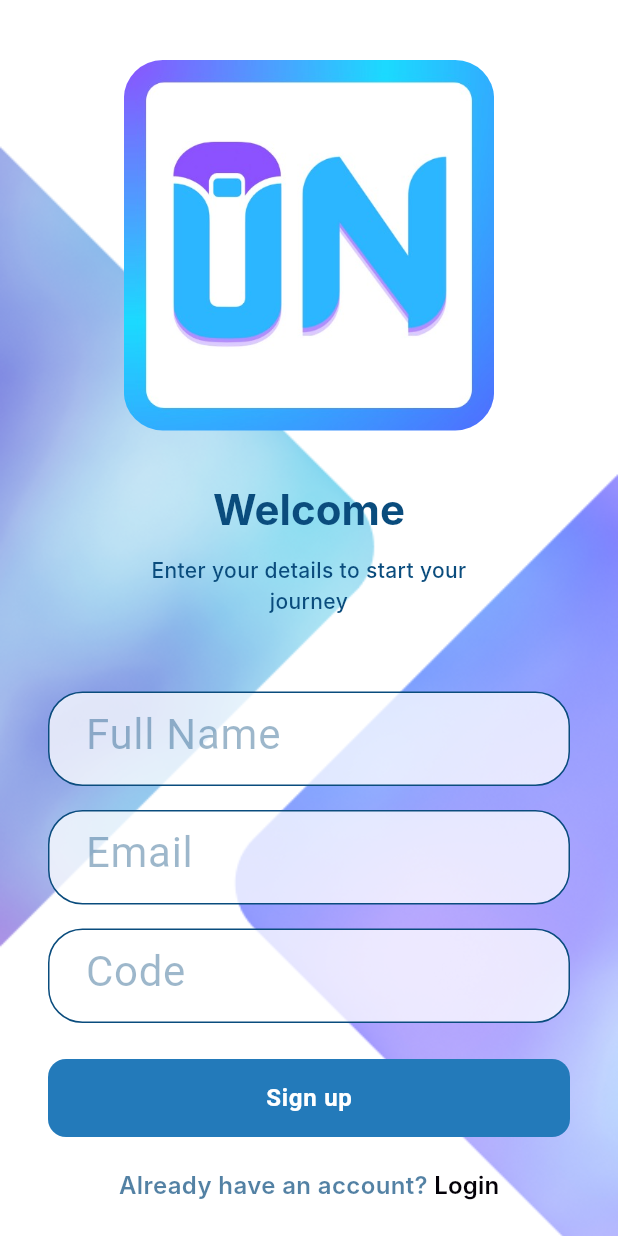
After one commit to sa3eed24/uninexus, a Flutter app: the SignUpScreen screen opened directly, on a phone screen of 412 x 824 dp. The commit adds this screen. Run offline on Flutter 3.47's test engine with Material 3 defaults, Android fonts, the phone set to English and light mode, and no system bars; our stand-ins replace firebase_core; accounts and stored records are empty; Roboto replaces fonts that are missing (Inter).

Commit message:
feat: Add Forgot Password and Sign Up screens

```diff
--- a/lib/main.dart
+++ b/lib/main.dart
@@ -1,6 +1,6 @@
 import 'package:flutter/material.dart';
-import 'login_screen.dart';
-import 'welcome_screen.dart';
+import '../../ui/screens/login_screen.dart';
+import '../../ui/screens/welcome_screen.dart';
 
 void main() {
   runApp(const UniNexusApp());
--- /dev/null
+++ b/lib/ui/screens/SignUp_Screen.dart
@@ -0,0 +1,300 @@
+import 'package:flutter/material.dart';
+import '../../ui/screens/dashboard_screen.dart';
+import '../../ui/screens/login_screen.dart';
+
+class SignUpScreen extends StatefulWidget {
+  const SignUpScreen({Key? key}) : super(key: key);
+
+  @override
+  State<SignUpScreen> createState() => _SignUpScreenState();
+}
+
+class _SignUpScreenState extends State<SignUpScreen> {
+  final _fullNameController = TextEditingController();
+  final _emailController = TextEditingController();
+  final _codeController = TextEditingController();
+
+  bool _isLoading = false;
+  bool _isFormValid = false;
+
+  @override
+  void initState() {
+    super.initState();
+    _fullNameController.addListener(_validateForm);
+    _emailController.addListener(_validateForm);
+    _codeController.addListener(_validateForm);
+  }
+
+  void _validateForm() {
+    setState(() {
+      _isFormValid = _fullNameController.text.isNotEmpty &&
+          _emailController.text.isNotEmpty &&
+          _codeController.text.isNotEmpty;
+    });
+  }
+
+  Future<void> _handleSignUp() async {
+    if (!_isFormValid) return;
+
+    setState(() {
+      _isLoading = true;
+    });
+
+    // Simulate sign up API call
+    await Future.delayed(const Duration(seconds: 2));
+
+    setState(() {
+      _isLoading = false;
+    });
+
+    if (!mounted) return;
+
+    // For now: show success + go to dashboard
+    ScaffoldMessenger.of(context).showSnackBar(
+      const SnackBar(content: Text('Account created successfully')),
+    );
+
+    Navigator.pushReplacement(
+      context,
+      MaterialPageRoute(builder: (context) => const DashboardScreen()),
+    );
+  }
+
+  @override
+  void dispose() {
+    _fullNameController.dispose();
+    _emailController.dispose();
+    _codeController.dispose();
+    super.dispose();
+  }
+
+  @override
+  Widget build(BuildContext context) {
+    return Scaffold(
+      body: Container(
+        decoration: const BoxDecoration(
+          image: DecorationImage(
+            image: AssetImage('assets/images/background.png'),
+            fit: BoxFit.cover,
+          ),
+        ),
+        child: SafeArea(
+          child: Center(
+            child: SingleChildScrollView(
+              padding: const EdgeInsets.symmetric(horizontal: 32.0),
+              child: Column(
+                mainAxisAlignment: MainAxisAlignment.center,
+                children: [
+                  const SizedBox(height: 40),
+
+                  // Logo
+                  Container(
+                    width: 247,
+                    height: 247,
+                    decoration: BoxDecoration(
+                      borderRadius: BorderRadius.circular(26),
+                      image: const DecorationImage(
+                        image: AssetImage('assets/images/uni.jpeg'),
+                        fit: BoxFit.cover,
+                      ),
+                    ),
+                  ),
+                  const SizedBox(height: 32),
+
+                  // Title
+                  SizedBox(
+                    width: 281,
+                    child: const Text(
+                      'Welcome',
+                      textAlign: TextAlign.center,
+                      style: TextStyle(
+                        fontFamily: 'Inter',
+                        fontWeight: FontWeight.bold,
+                        fontSize: 28,
+                        color: Color(0xFF0A4C7D),
+                        height: 1.5,
+                        letterSpacing: 0.028,
+                      ),
+                    ),
+                  ),
+                  const SizedBox(height: 8),
+
+                  // Subtitle
+                  SizedBox(
+                    width: 270,
+                    height: 52,
+                    child: const Text(
+                      'Enter your details to start your\njourney',
+                      textAlign: TextAlign.center,
+                      style: TextStyle(
+                        fontFamily: 'Inter',
+                        fontWeight: FontWeight.w500,
+                        fontSize: 14,
+                        color: Color(0xFF0A4C7D),
+                        height: 1.5,
+                      ),
+                    ),
+                  ),
+                  const SizedBox(height: 40),
+
+                  // Full Name
+                  _buildTextField(
+                    controller: _fullNameController,
+                    hintText: 'Full Name',
+                  ),
+                  const SizedBox(height: 16),
+
+                  // Email
+                  _buildTextField(
+                    controller: _emailController,
+                    hintText: 'Email',
+                  ),
+                  const SizedBox(height: 16),
+
+                  // Code
+                  _buildTextField(
+                    controller: _codeController,
+                    hintText: 'Code',
+                  ),
+                  const SizedBox(height: 24),
+
+                  // Sign up Button
+                  SizedBox(
+                    width: double.infinity,
+                    height: 52,
+                    child: ElevatedButton(
+                      onPressed: _isFormValid && !_isLoading
+                          ? _handleSignUp
+                          : null,
+                      style: ElevatedButton.styleFrom(
+                        backgroundColor: const Color(0xFF237ABA),
+                        disabledBackgroundColor: const Color(0xFF237ABA),
+                        shape: RoundedRectangleBorder(
+                          borderRadius: BorderRadius.circular(12),
+                        ),
+                        elevation: 0,
+                      ),
+                      child: _isLoading
+                          ? const SizedBox(
+                        width: 20,
+                        height: 20,
+                        child: CircularProgressIndicator(
+                          strokeWidth: 2,
+                          valueColor:
+                          AlwaysStoppedAnimation<Color>(Colors.white),
+                        ),
+                      )
+                          : const Text(
+                        'Sign up',
+                        style: TextStyle(
+                          fontSize: 16,
+                          fontWeight: FontWeight.w600,
+                          color: Colors.white,
+                          letterSpacing: 0.5,
+                        ),
+                      ),
+                    ),
+                  ),
+                  const SizedBox(height: 20),
+
+                  // Already have an account? Login
+                  SizedBox(
+                    width: 260,
+                    height: 24,
+                    child: Row(
+                      mainAxisAlignment: MainAxisAlignment.center,
+                      children: [
+                        Text(
+                          'Already have an account? ',
+                          style: TextStyle(
+                            fontFamily: 'Inter',
+                            fontWeight: FontWeight.w600,
+                            fontSize: 16,
+                            color: const Color(0xFF0A4C7D).withOpacity(0.7),
+                            height: 1.5,
+                          ),
+                        ),
+                        TextButton(
+                          onPressed: () {
+                            Navigator.pushReplacement(
+                              context,
+                              MaterialPageRoute(
+                                builder: (context) => const LoginScreen(),
+                              ),
+                            );
+                          },
+                          style: TextButton.styleFrom(
+                            padding: EdgeInsets.zero,
+                            minimumSize: const Size(0, 0),
+                            tapTargetSize: MaterialTapTargetSize.shrinkWrap,
+                          ),
+                          child: const Text(
+                            'Login',
+                            style: TextStyle(
+                              fontFamily: 'Inter',
+                              fontWeight: FontWeight.w600,
+                              fontSize: 16,
+                              color: Color(0xFF030007),
+                              height: 1.5,
+                            ),
+                          ),
+                        ),
+                      ],
+                    ),
+                  ),
+                  const SizedBox(height: 40),
+                ],
+              ),
+            ),
+          ),
+        ),
+      ),
+    );
+  }
+
+  Widget _buildTextField({
+    required TextEditingController controller,
+    required String hintText,
+  }) {
+    return Container(
+      width: 369,
+      height: 63,
+      decoration: BoxDecoration(
+        color: const Color(0xFFFFFFFF).withOpacity(0.75),
+        borderRadius: BorderRadius.circular(23),
+        border: Border.all(
+          color: const Color(0xFF0A4C7D),
+          width: 1,
+        ),
+      ),
+      child: TextField(
+        controller: controller,
+        style: const TextStyle(
+          fontSize: 28,
+          fontWeight: FontWeight.w400,
+          color: Color(0xFF0A4C7D),
+          height: 1.5,
+        ),
+        decoration: InputDecoration(
+          hintText: hintText,
+          hintStyle: TextStyle(
+            color: const Color(0xFF0A4C7D).withOpacity(0.4),
+            fontSize: 28,
+            fontWeight: FontWeight.w400,
+            height: 1.5,
+          ),
+          border: OutlineInputBorder(
+            borderRadius: BorderRadius.circular(23),
+            borderSide: BorderSide.none,
+          ),
+          filled: true,
+          fillColor: Colors.transparent,
+          contentPadding: const EdgeInsets.symmetric(
+            horizontal: 20,
+            vertical: 16,
+          ),
+        ),
+      ),
+    );
+  }
+}
--- a/lib/welcome_screen.dart
+++ b/lib/ui/screens/welcome_screen.dart
@@ -1,5 +1,5 @@
 import 'package:flutter/material.dart';
-import 'login_screen.dart';
+import '../../ui/screens/login_screen.dart';
 
 class StaffWelcomeScreen extends StatelessWidget {
   const StaffWelcomeScreen({Key? key}) : super(key: key);
```
Also changed, not shown: lib/ui/screens/ForgetPassword_Screen.dart (added, +270 -0 lines), lib/ui/screens/dashboard_screen.dart (renamed from lib/dashboard_screen.dart), lib/ui/screens/login_screen.dart (renamed from lib/login_screen.dart).
